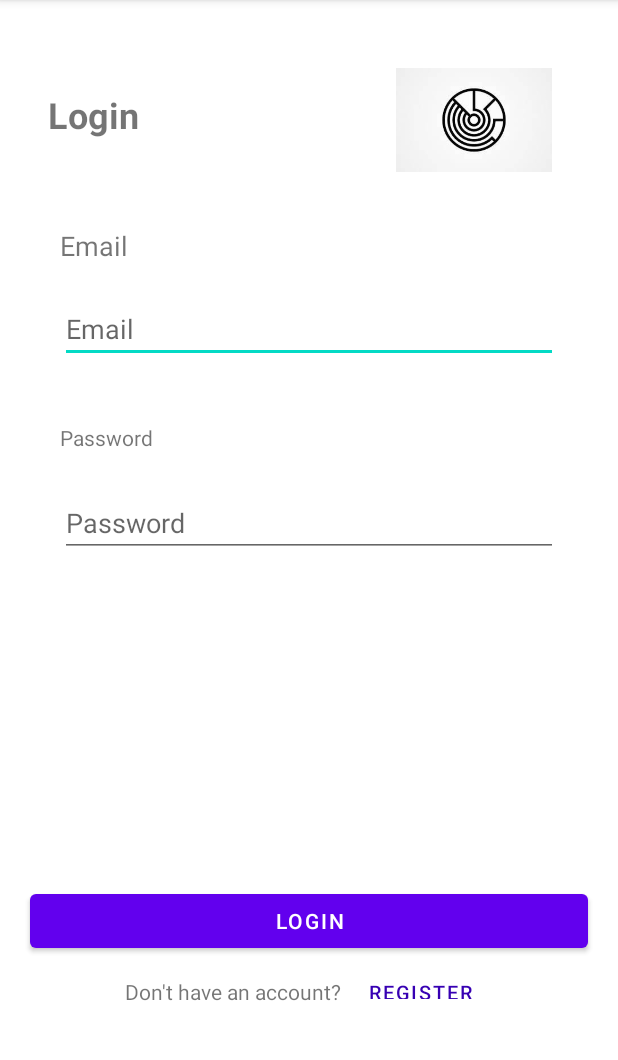
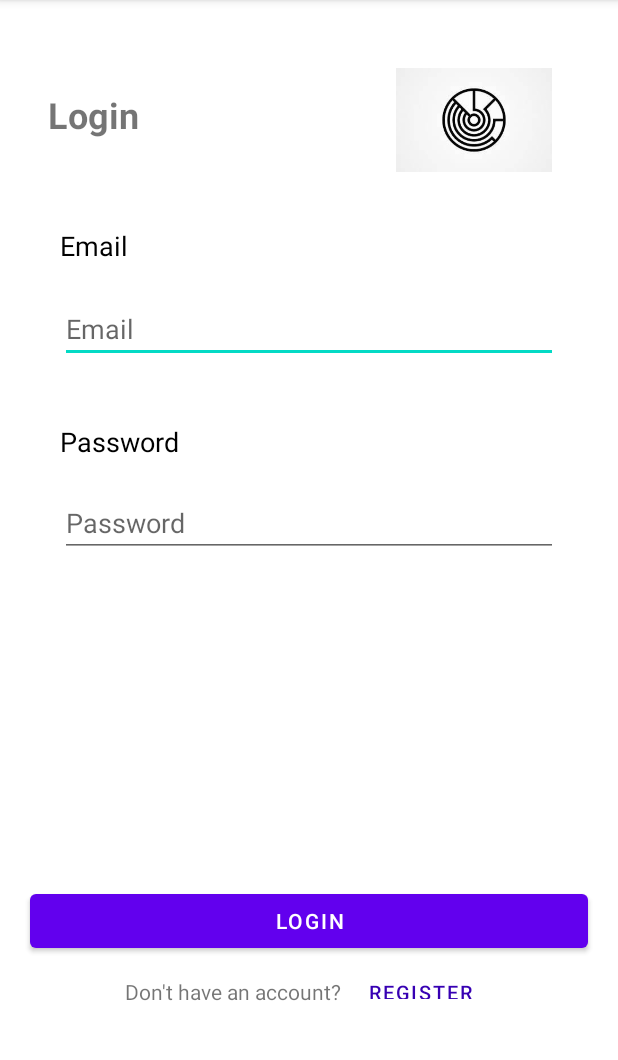
Before and after one commit to kaurina/Moviium, an Android app: the login screen opened directly, with no data from a screen before it, on a phone screen of 412 x 824 dp, the part 84-1144 px from its top. Run offline under Robolectric (Android 15) with nearby library versions, the phone set to English and light mode, and no system bars.

Commit message:
made small changes on design

```diff
--- a/app/src/main/res/layout/activity_login.xml
+++ b/app/src/main/res/layout/activity_login.xml
@@ -35,11 +35,13 @@
 
     <TextView
         android:id="@+id/textViewPassword"
-        android:layout_width="63dp"
+        android:layout_width="93dp"
         android:layout_height="24dp"
         android:layout_marginLeft="40dp"
         android:layout_marginTop="40dp"
         android:text="Password"
+        android:textSize="18sp"
+        android:textColor="@color/black"
         app:layout_constraintLeft_toLeftOf="parent"
         app:layout_constraintTop_toBottomOf="@+id/editTxtEmail"
 
@@ -65,6 +67,7 @@
         android:layout_marginTop="60dp"
         android:textSize="18sp"
         android:text="Email"
+        android:textColor="@color/black"
         app:layout_constraintLeft_toLeftOf="parent"
         app:layout_constraintTop_toBottomOf="@id/txtLogin"
 
```
